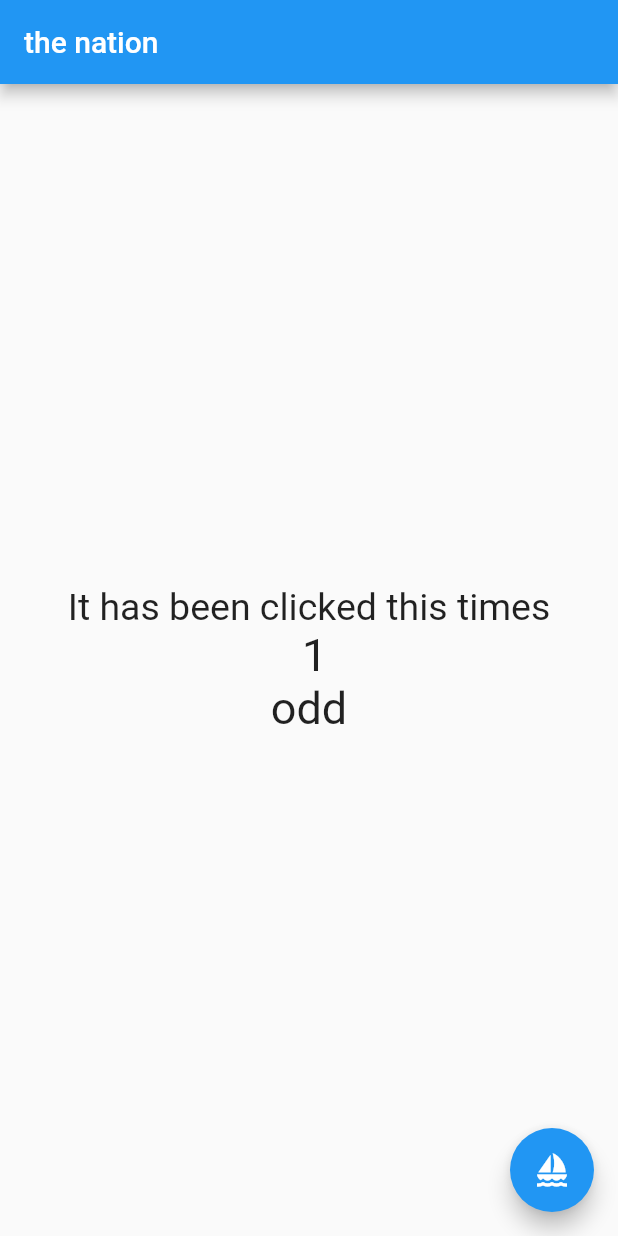
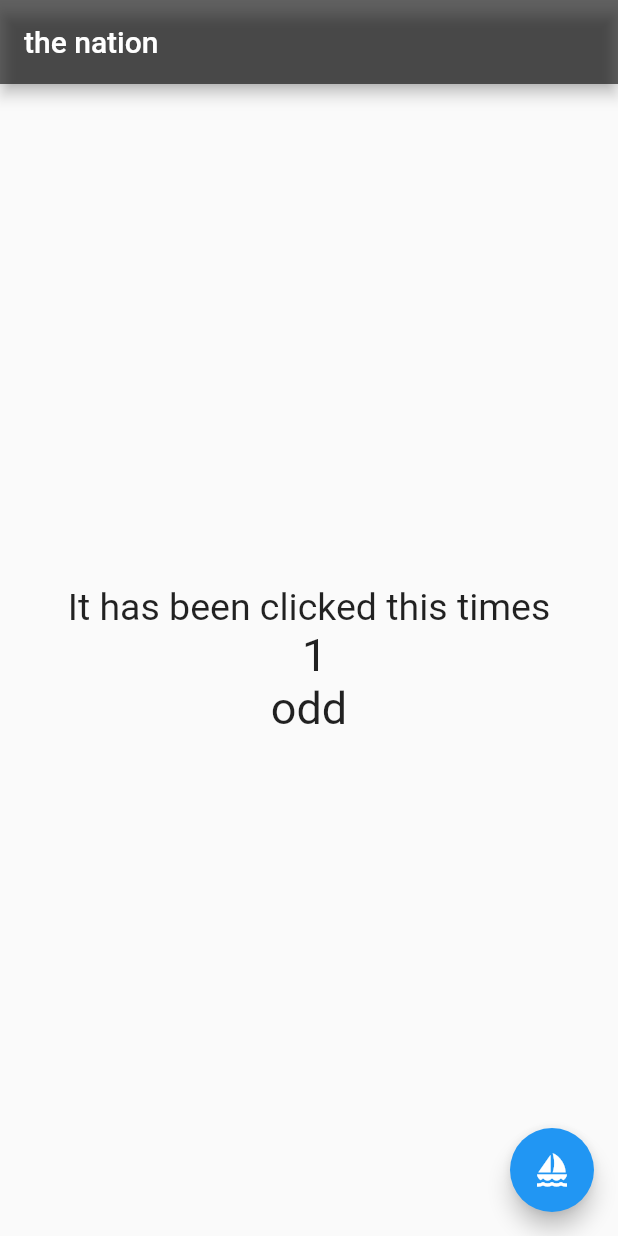
Before and after one commit to beimnet777/Flutter-project1, a Flutter app: the screen it shows after launch, after a tap on the "sanitizer" icon, on a phone screen of 412 x 824 dp. Run offline on Flutter 3.47's test engine with Material 2 defaults, Android fonts, the phone set to English and light mode, and no system bars; missing offline and left inert: dart:html.

Commit message:
COlor adjustment

```diff
--- a/project1/lib/main.dart
+++ b/project1/lib/main.dart
@@ -34,7 +34,8 @@ class HomePage extends State {
   @override
   Widget build(BuildContext context) {
     return Scaffold(
-        appBar: AppBar(title: Text("the nation")),
+        appBar: AppBar(title: Text("the nation"),
+        backgroundColor: Color.fromRGBO(0, 0, 0, .6)),
         body: Center(
             child:
                 Column(mainAxisAlignment: MainAxisAlignment.center, children: [
```
